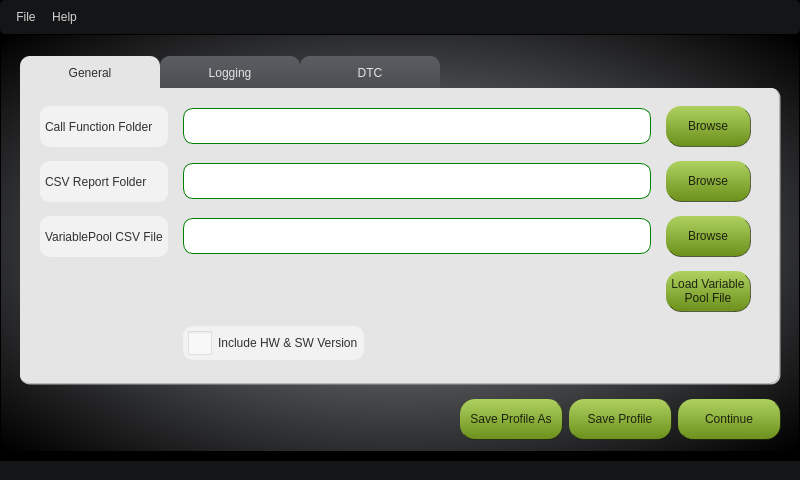
Before: the Qt Designer form xmlconfig.ui in vulevu121/AutomationGUI, drawn with Qt 5.
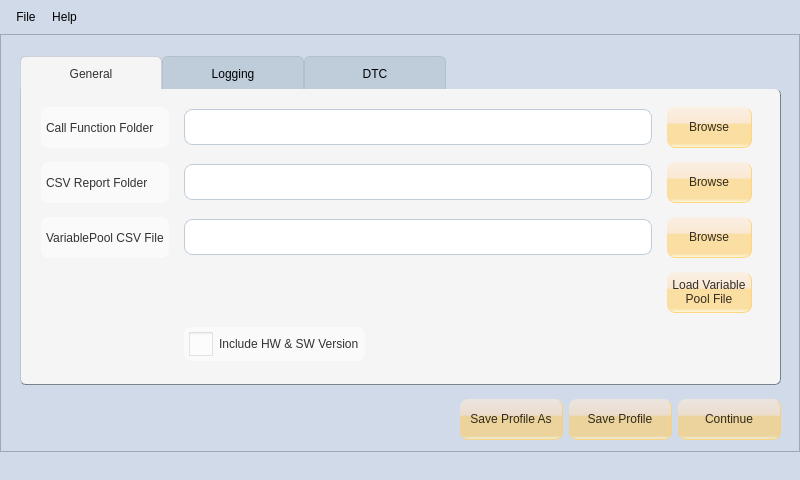
After: the same form once the commit is applied. Icons and pictures are not drawn.

```diff
--- a/xmlconfig.ui
+++ b/xmlconfig.ui
@@ -39,12 +39,8 @@
     <normaloff>:/icon/graphics/development_python_32px_540419_easyicon.net.png</normaloff>:/icon/graphics/development_python_32px_540419_easyicon.net.png</iconset>
   </property>
   <property name="styleSheet">
-   <string notr="true">QMainWindow {
-	background-color: black;
-}
-
-QFrame {
-	background-color: qradialgradient(spread:pad, cx:0.5, cy:0.5, radius:0.7, fx:0.5, fy:0.5, stop:0 rgba(150, 153, 158, 255), stop:1 rgba(0, 0, 0, 255));
+   <string notr="true">QMainWindow, QFrame {
+	background-color: rgb(208, 218, 232);
 }
 
 QWidget {
@@ -55,40 +51,42 @@
 QLabel {
 	background-color: rgba(255, 255, 255, 0.5);
 	padding: 2px;
-	border-radius: 10px;
+	border-radius: 8px;
 }
 
 QLineEdit {
 	background-color: white;
 	color: black;
-	border: 1px solid green;
-	border-radius: 10px;
+	border: 1px solid  rgb(191, 205, 219);
+	border-radius: 8px;
 	min-height: 30px;
 	padding: 2px;
 }
 
 QPushButton {
-	background-color: qlineargradient(spread:pad, x1:0.5, y1:0, x2:0.5, y2:1, stop:0 rgba(174, 209, 96, 1), stop:1 rgba(108, 144, 27, 1));
+	background-color: qlineargradient(spread:pad, x1:0.5, y1:0, x2:0.5, y2:1, stop:0 rgba(253, 236, 218, 0.6), stop:0.4 rgba(253, 223, 186, 0.6), stop:0.42 rgba(255, 206, 105, 0.6), stop:0.9 rgba(255, 206, 105, 0.6), stop:1 rgba(255, 255, 215, 0.6));
 	border: 0px;
-	border-radius: 15px;
+	border-radius: 8px;
 	min-height: 40px;
 	padding: 0px 5px 0px 5px;
-	border-bottom: 1px solid rgba(0, 0, 0, 0.5);
-	border-right: 1px solid  rgba(0, 0, 0, 0.5);
+	border-bottom: 1px solid rgba(255, 206, 105, 0.8);
+	border-right: 1px solid  rgba(255, 206, 105, 0.8);
 }
 
 QPushButton:hover {
 	background-color: qlineargradient(spread:pad, x1:0.5, y1:0, x2:0.5, y2:1, stop:0 rgba(174, 209, 96, 1), stop:1 rgba(108, 144, 27, 0.8));
 }
 
+
 QPushButton:pressed {
 	background-color: qlineargradient(spread:pad, x1:0.5, y1:0, x2:0.5, y2:1, stop:0 rgba(174, 209, 96, 0.8), stop:1 rgba(108, 144, 27, 0.8));
 }
 
+
 QGroupBox {
 	background-color: transparent;
     border: 1px solid gray;
-	border-radius: 10px;
+	border-radius: 8px;
 	margin-top: 10px;
 }
 
@@ -100,18 +98,25 @@
 }
 
 QStatusBar {
-	color: lightgray;
-	background:  rgb(20, 21, 23);
+	color: black;
+	background: rgb(208, 218, 232);
 }
 
-QStackedWidget, QTabWidget::pane {
-	background-color: rgb(229, 229, 229);
-	border-top-left-radius: 0px;
-	border-top-right-radius: 10px;
-	border-bottom-left-radius: 10px;
-	border-bottom-right-radius: 10px;
-	border-bottom: 1px solid  rgba(0, 0, 0, 0.2);
-	border-right: 1px solid rgba(0, 0, 0, 0.2);
+
+QTabWidget::pane, QStackedWidget {
+	border-bottom-left-radius: 6px;
+	border-bottom-right-radius: 6px;
+	border-top-right-radius: 6px;
+}
+
+QTabWidget::pane {
+	border-left: 1px solid  rgba(0, 0, 0, 0.1);
+	border-bottom: 1px solid  rgba(0, 0, 0, 0.4);
+	border-right: 1px solid rgba(0, 0, 0, 0.4);
+}
+
+QStackedWidget {
+	background-color: rgb(245, 245, 245);
 }
 
 
@@ -120,17 +125,20 @@
 	padding: 10px;
 	min-width: 120px;
 	top: 2px;
-	border-top-left-radius: 10px;
-	border-top-right-radius: 10px;
+	border-top-left-radius: 6px;
+	border-top-right-radius: 6px;
+	border-left: 1px solid rgba(0, 0, 0, 0.1);
+	border-top: 1px solid rgba(0, 0, 0, 0.1);
+	border-right: 1px solid rgba(0, 0, 0, 0.1);
 }
 
 QTabBar::tab:selected {
-	background-color: rgb(229, 229, 229);
+	background-color:rgb(245, 245, 245);
 }
 
 QTabBar::tab:!selected {
-	color: rgb(229, 229, 229);
-	background-color: qlineargradient(spread:pad, x1:0.5, y1:0, x2:0.5, y2:1, stop:0 rgba(91, 93, 98, 1), stop:1 rgba(75, 77, 81, 1));
+	color: black;
+	background-color: rgb(191, 205, 219);
 }
 
 QComboBox {
@@ -149,17 +157,17 @@
 }
 
 QMenu, QMenu::item, QMenuBar, QMenuBar::item {
-	color: lightgray;
-	background-color: rgb(20, 21, 23);
-	border-radius: 5px;
+	color: black;
+	background-color: rgb(208, 218, 232);
+	border-radius: 8px;
 	padding: 5px;
 }
 
 QMenuBar::item:selected, QMenu::item:selected {
-	color: rgb(20, 21, 23);
-	background-color: rgb(229, 229, 229);
-	border-radius: 5px;
-	padding: 5px;
+	color: black;
+	background-color:  rgb(220, 231, 245);
+	border-radius: 8px;
+	padding: 4px;
 }
 
 QDialog {
@@ -168,8 +176,8 @@
 
 QListView {
 	background-color: white;
-	border: 1px solid green;
-	border-radius: 10px;
+	border: 1px solid  rgb(191, 205, 219);
+	border-radius: 8px;
 }
 
 QPushButton#reloadVariablePoolBtn {
@@ -184,7 +192,7 @@
 QRadioButton, QCheckBox {
 	background-color: rgba(255, 255, 255, 0.5);
 	padding: 5px;
-	border-radius: 10px;
+	border-radius: 8px;
 }
 
 QCheckBox::indicator::unchecked, QRadioButton::indicator::unchecked {
```
Left out of the diff: 4 changed lines with no effect on the pictures.
